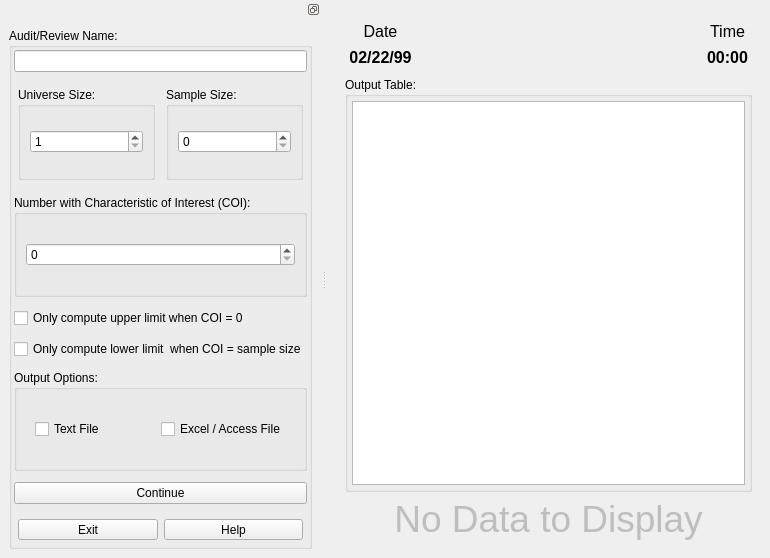
Old version of the form products/RAT-STATS/rstats_modules/unrestricted_attribute_appraisal/src/UIRStatsUAA.ui in the repository cbtek/RStats2017.
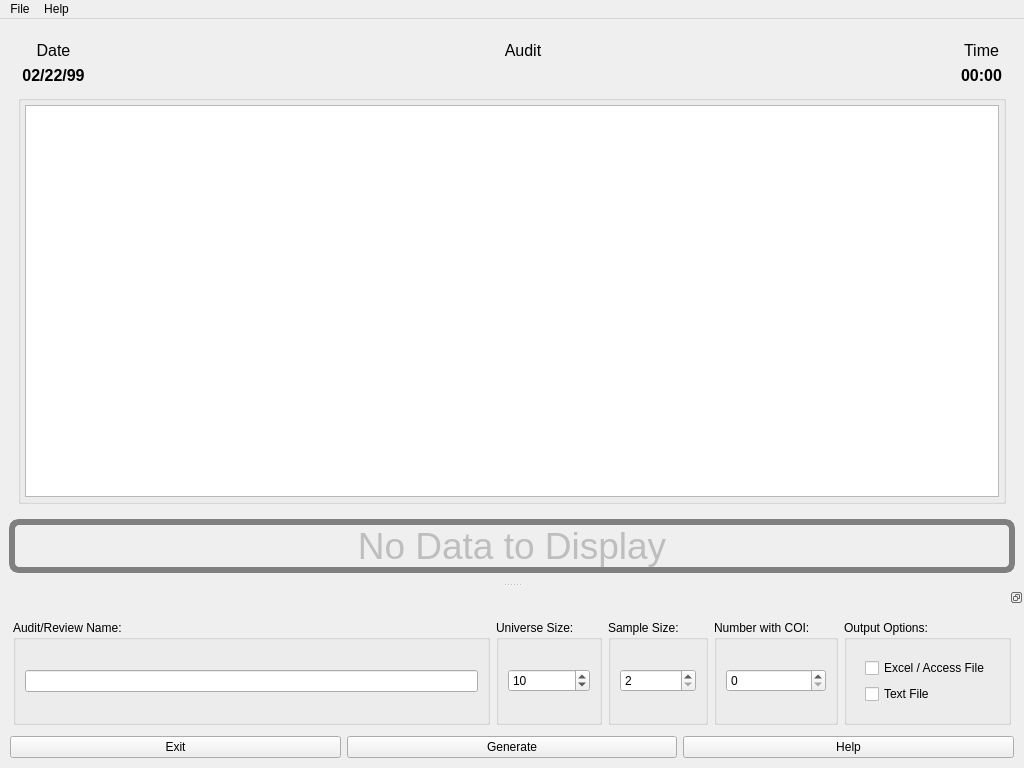
New version of the form.

Commit message: Removed accidental project space pollution with cmake generated files Updated RStatsUAA project with new UI features and complete algorithm Updated utility functions with new Bankers Rounding algorithm class for VB simulation Updated RStatsWorksheet to generate evenly spaced output strings

```diff
--- a/products/RAT-STATS/rstats_modules/unrestricted_attribute_appraisal/src/UIRStatsUAA.ui
+++ b/products/RAT-STATS/rstats_modules/unrestricted_attribute_appraisal/src/UIRStatsUAA.ui
@@ -6,8 +6,8 @@
    <rect>
     <x>0</x>
     <y>0</y>
-    <width>770</width>
-    <height>558</height>
+    <width>1024</width>
+    <height>768</height>
    </rect>
   </property>
   <property name="windowTitle">
@@ -17,13 +17,9 @@
    <property name="windowTitle">
     <string>UIRStatsUAA</string>
    </property>
-   <layout class="QVBoxLayout" name="verticalLayout_8">
+   <layout class="QVBoxLayout" name="verticalLayout_5">
     <item>
-     <widget class="QSplitter" name="splitter">
-      <property name="orientation">
-       <enum>Qt::Vertical</enum>
-      </property>
-      <widget class="QFrame" name="verticalFrame_4">
+     <widget class="QFrame" name="m_frmOutput">
        <layout class="QVBoxLayout" name="verticalLayout_2">
         <item>
          <widget class="QFrame" name="m_frmTimeDate">
@@ -43,18 +39,20 @@
            <property name="bottomMargin">
             <number>4</number>
            </property>
-           <item row="1" column="2">
-            <spacer name="horizontalSpacer">
-             <property name="orientation">
-              <enum>Qt::Horizontal</enum>
-             </property>
-             <property name="sizeHint" stdset="0">
-              <size>
-               <width>40</width>
-               <height>20</height>
-              </size>
-             </property>
-            </spacer>
+          <item row="0" column="2">
+           <widget class="QLabel" name="label">
+            <property name="font">
+             <font>
+              <pointsize>12</pointsize>
+             </font>
+            </property>
+            <property name="text">
+             <string>Audit</string>
+            </property>
+            <property name="alignment">
+             <set>Qt::AlignCenter</set>
+            </property>
+           </widget>
            </item>
            <item row="1" column="4">
             <widget class="QLabel" name="m_lblTime">
@@ -121,13 +119,36 @@
              </property>
             </widget>
            </item>
+          <item row="1" column="2">
+           <widget class="QLabel" name="m_lblAudit">
+            <property name="sizePolicy">
+             <sizepolicy hsizetype="Expanding" vsizetype="Preferred">
+              <horstretch>0</horstretch>
+              <verstretch>0</verstretch>
+             </sizepolicy>
+            </property>
+            <property name="font">
+             <font>
+              <pointsize>12</pointsize>
+              <weight>75</weight>
+              <bold>true</bold>
+             </font>
+            </property>
+            <property name="text">
+             <string/>
+            </property>
+            <property name="alignment">
+             <set>Qt::AlignCenter</set>
+            </property>
+           </widget>
+          </item>
           </layout>
          </widget>
         </item>
         <item>
          <widget class="QGroupBox" name="verticalGroupBox_2">
           <property name="title">
-           <string>Output Table:</string>
+          <string/>
           </property>
           <layout class="QVBoxLayout" name="verticalLayout_7">
            <property name="leftMargin">
@@ -158,6 +179,9 @@
           </layout>
          </widget>
         </item>
+      </layout>
+     </widget>
+    </item>
         <item>
          <widget class="QLabel" name="m_lblNoData">
           <property name="enabled">
@@ -168,6 +192,13 @@
             <pointsize>28</pointsize>
            </font>
           </property>
+      <property name="styleSheet">
+       <string notr="true">QLabel
+{
+	border:6px solid gray;
+	border-radius:10px;
+}</string>
+      </property>
           <property name="text">
            <string>No Data to Display</string>
           </property>
@@ -178,21 +209,35 @@
         </item>
        </layout>
       </widget>
-     </widget>
-    </item>
-   </layout>
-  </widget>
   <widget class="QDockWidget" name="dockWidget">
    <property name="features">
     <set>QDockWidget::DockWidgetFloatable|QDockWidget::DockWidgetMovable</set>
    </property>
+   <property name="allowedAreas">
+    <set>Qt::BottomDockWidgetArea|Qt::TopDockWidgetArea</set>
+   </property>
+   <property name="windowTitle">
+    <string/>
+   </property>
    <attribute name="dockWidgetArea">
-    <number>1</number>
+    <number>8</number>
    </attribute>
    <widget class="QWidget" name="dockWidgetContents">
-    <layout class="QVBoxLayout" name="verticalLayout_3">
+    <layout class="QVBoxLayout" name="verticalLayout_8">
      <item>
-      <layout class="QVBoxLayout" name="verticalLayout_5">
+      <layout class="QHBoxLayout" name="horizontalLayout_3">
+       <property name="leftMargin">
+        <number>4</number>
+       </property>
+       <property name="topMargin">
+        <number>4</number>
+       </property>
+       <property name="rightMargin">
+        <number>4</number>
+       </property>
+       <property name="bottomMargin">
+        <number>4</number>
+       </property>
        <item>
         <widget class="QGroupBox" name="gridGroupBox_2">
          <property name="title">
@@ -200,16 +245,16 @@
          </property>
          <layout class="QGridLayout" name="gridLayout_2">
           <property name="leftMargin">
-           <number>2</number>
+           <number>9</number>
           </property>
           <property name="topMargin">
-           <number>2</number>
+           <number>9</number>
           </property>
           <property name="rightMargin">
-           <number>2</number>
+           <number>9</number>
           </property>
           <property name="bottomMargin">
-           <number>2</number>
+           <number>9</number>
           </property>
           <property name="spacing">
            <number>11</number>
@@ -221,144 +266,9 @@
             </property>
            </widget>
           </item>
-          <item row="6" column="0">
-           <widget class="QCheckBox" name="m_chkOCSample">
-            <property name="text">
-             <string>Only compute lower limit  when COI = sample size</string>
-            </property>
-           </widget>
-          </item>
-          <item row="8" column="0">
-           <widget class="QPushButton" name="m_btnContinue">
-            <property name="text">
-             <string>Continue</string>
-            </property>
-           </widget>
-          </item>
-          <item row="9" column="0">
-           <widget class="QWidget" name="widget" native="true">
-            <property name="sizePolicy">
-             <sizepolicy hsizetype="Preferred" vsizetype="Fixed">
-              <horstretch>0</horstretch>
-              <verstretch>0</verstretch>
-             </sizepolicy>
-            </property>
-            <layout class="QHBoxLayout" name="horizontalLayout">
-             <property name="leftMargin">
-              <number>4</number>
-             </property>
-             <property name="topMargin">
-              <number>4</number>
-             </property>
-             <property name="rightMargin">
-              <number>4</number>
-             </property>
-             <property name="bottomMargin">
-              <number>4</number>
-             </property>
-             <item>
-              <widget class="QToolButton" name="m_btnExit">
-               <property name="sizePolicy">
-                <sizepolicy hsizetype="Expanding" vsizetype="Fixed">
-                 <horstretch>0</horstretch>
-                 <verstretch>0</verstretch>
-                </sizepolicy>
-               </property>
-               <property name="text">
-                <string>Exit</string>
-               </property>
-               <property name="iconSize">
-                <size>
-                 <width>32</width>
-                 <height>32</height>
-                </size>
-               </property>
-               <property name="toolButtonStyle">
-                <enum>Qt::ToolButtonTextUnderIcon</enum>
-               </property>
-              </widget>
-             </item>
-             <item>
-              <widget class="QToolButton" name="m_btnHelp">
-               <property name="sizePolicy">
-                <sizepolicy hsizetype="Expanding" vsizetype="Fixed">
-                 <horstretch>0</horstretch>
-                 <verstretch>0</verstretch>
-                </sizepolicy>
-               </property>
-               <property name="text">
-                <string>Help</string>
-               </property>
-               <property name="iconSize">
-                <size>
-                 <width>32</width>
-                 <height>32</height>
-                </size>
-               </property>
-               <property name="toolButtonStyle">
-                <enum>Qt::ToolButtonTextUnderIcon</enum>
-               </property>
-              </widget>
-             </item>
             </layout>
            </widget>
           </item>
-          <item row="5" column="0">
-           <widget class="QCheckBox" name="m_chkOC0">
-            <property name="text">
-             <string>Only compute upper limit when COI = 0</string>
-            </property>
-           </widget>
-          </item>
-          <item row="7" column="0">
-           <widget class="QGroupBox" name="verticalGroupBox_4">
-            <property name="title">
-             <string>Output Options:</string>
-            </property>
-            <layout class="QVBoxLayout" name="verticalLayout_4">
-             <item>
-              <widget class="QFrame" name="frame">
-               <property name="sizePolicy">
-                <sizepolicy hsizetype="Preferred" vsizetype="Fixed">
-                 <horstretch>0</horstretch>
-                 <verstretch>0</verstretch>
-                </sizepolicy>
-               </property>
-               <layout class="QGridLayout" name="gridLayout_4">
-                <item row="0" column="0">
-                 <widget class="QCheckBox" name="m_chkTextOutput">
-                  <property name="text">
-                   <string>Text File</string>
-                  </property>
-                 </widget>
-                </item>
-                <item row="0" column="1">
-                 <widget class="QCheckBox" name="m_chkExcelAccessOutput">
-                  <property name="text">
-                   <string>Excel / Access File</string>
-                  </property>
-                 </widget>
-                </item>
-               </layout>
-              </widget>
-             </item>
-            </layout>
-           </widget>
-          </item>
-          <item row="1" column="0">
-           <layout class="QHBoxLayout" name="horizontalLayout_2">
-            <property name="leftMargin">
-             <number>4</number>
-            </property>
-            <property name="topMargin">
-             <number>4</number>
-            </property>
-            <property name="rightMargin">
-             <number>4</number>
-            </property>
-            <property name="bottomMargin">
-             <number>4</number>
-            </property>
             <item>
              <widget class="QGroupBox" name="verticalGroupBox">
               <property name="title">
@@ -380,7 +290,10 @@
                   <number>1</number>
                  </property>
                  <property name="maximum">
-                  <number>125</number>
+             <number>2147483646</number>
+            </property>
+            <property name="value">
+             <number>10</number>
                  </property>
                 </widget>
                </item>
@@ -406,34 +319,214 @@
                 <number>9</number>
                </property>
                <item>
-                <widget class="QSpinBox" name="m_spnSampleSize"/>
+           <widget class="QSpinBox" name="m_spnSampleSize">
+            <property name="minimum">
+             <number>2</number>
+            </property>
+            <property name="maximum">
+             <number>2147483646</number>
+            </property>
+           </widget>
                </item>
               </layout>
              </widget>
             </item>
-           </layout>
-          </item>
-          <item row="2" column="0">
+       <item>
            <widget class="QGroupBox" name="verticalGroupBox_5">
             <property name="title">
-             <string>Number with Characteristic of Interest (COI):</string>
+          <string>Number with COI:</string>
             </property>
             <layout class="QGridLayout" name="gridLayout">
              <item row="0" column="0">
-              <widget class="QSpinBox" name="m_spnCOI"/>
+           <widget class="QSpinBox" name="m_spnCOI">
+            <property name="maximum">
+             <number>2147483647</number>
+            </property>
+           </widget>
              </item>
             </layout>
            </widget>
           </item>
+       <item>
+        <widget class="QGroupBox" name="verticalGroupBox_4">
+         <property name="title">
+          <string>Output Options:</string>
+         </property>
+         <layout class="QVBoxLayout" name="verticalLayout_4">
+          <item>
+           <widget class="QFrame" name="frame">
+            <property name="sizePolicy">
+             <sizepolicy hsizetype="Preferred" vsizetype="Fixed">
+              <horstretch>0</horstretch>
+              <verstretch>0</verstretch>
+             </sizepolicy>
+            </property>
+            <layout class="QVBoxLayout" name="verticalLayout_3">
+             <item>
+              <widget class="QCheckBox" name="m_chkExcelAccessOutput">
+               <property name="text">
+                <string>Excel / Access File</string>
+               </property>
+              </widget>
+             </item>
+             <item>
+              <widget class="QCheckBox" name="m_chkTextOutput">
+               <property name="text">
+                <string>Text File</string>
+               </property>
+              </widget>
+             </item>
          </layout>
         </widget>
        </item>
       </layout>
-     </item>
-    </layout>
-   </widget>
-  </widget>
- </widget>
+        </widget>
+       </item>
+      </layout>
+     </item>
+     <item>
+      <widget class="QWidget" name="widget" native="true">
+       <property name="sizePolicy">
+        <sizepolicy hsizetype="Preferred" vsizetype="Fixed">
+         <horstretch>0</horstretch>
+         <verstretch>0</verstretch>
+        </sizepolicy>
+       </property>
+       <layout class="QHBoxLayout" name="horizontalLayout">
+        <property name="leftMargin">
+         <number>1</number>
+        </property>
+        <property name="topMargin">
+         <number>1</number>
+        </property>
+        <property name="rightMargin">
+         <number>1</number>
+        </property>
+        <property name="bottomMargin">
+         <number>1</number>
+        </property>
+        <item>
+         <widget class="QPushButton" name="m_btnExit">
+          <property name="sizePolicy">
+           <sizepolicy hsizetype="Expanding" vsizetype="Fixed">
+            <horstretch>0</horstretch>
+            <verstretch>0</verstretch>
+           </sizepolicy>
+          </property>
+          <property name="text">
+           <string>Exit</string>
+          </property>
+          <property name="iconSize">
+           <size>
+            <width>16</width>
+            <height>16</height>
+           </size>
+          </property>
+         </widget>
+        </item>
+        <item>
+         <widget class="QPushButton" name="m_btnContinue">
+          <property name="sizePolicy">
+           <sizepolicy hsizetype="Expanding" vsizetype="Fixed">
+            <horstretch>0</horstretch>
+            <verstretch>0</verstretch>
+           </sizepolicy>
+          </property>
+          <property name="text">
+           <string>Generate</string>
+          </property>
+          <property name="iconSize">
+           <size>
+            <width>16</width>
+            <height>16</height>
+           </size>
+          </property>
+         </widget>
+        </item>
+        <item>
+         <widget class="QPushButton" name="m_btnHelp">
+          <property name="sizePolicy">
+           <sizepolicy hsizetype="Expanding" vsizetype="Fixed">
+            <horstretch>0</horstretch>
+            <verstretch>0</verstretch>
+           </sizepolicy>
+          </property>
+          <property name="text">
+           <string>Help</string>
+          </property>
+          <property name="iconSize">
+           <size>
+            <width>16</width>
+            <height>16</height>
+           </size>
+          </property>
+         </widget>
+        </item>
+       </layout>
+      </widget>
+     </item>
+    </layout>
+   </widget>
+  </widget>
+  <widget class="QMenuBar" name="menuBar">
+   <property name="geometry">
+    <rect>
+     <x>0</x>
+     <y>0</y>
+     <width>1024</width>
+     <height>20</height>
+    </rect>
+   </property>
+   <widget class="QMenu" name="menuFile">
+    <property name="title">
+     <string>File</string>
+    </property>
+    <addaction name="separator"/>
+    <addaction name="actionRecentlyUsed"/>
+    <addaction name="actionExit"/>
+   </widget>
+   <widget class="QMenu" name="menuHelp">
+    <property name="title">
+     <string>Help</string>
+    </property>
+    <addaction name="actionHelp_Topics"/>
+    <addaction name="actionAbout"/>
+   </widget>
+   <addaction name="menuFile"/>
+   <addaction name="menuHelp"/>
+  </widget>
+  <action name="actionRecentlyUsed">
+   <property name="text">
+    <string>Recently Used</string>
+   </property>
+  </action>
+  <action name="actionExit">
+   <property name="text">
+    <string>Exit</string>
+   </property>
+  </action>
+  <action name="actionHelp_Topics">
+   <property name="text">
+    <string>Help Topics</string>
+   </property>
+  </action>
+  <action name="actionAbout">
+   <property name="text">
+    <string>About</string>
+   </property>
+  </action>
+ </widget>
+ <tabstops>
+  <tabstop>m_txtAuditName</tabstop>
+  <tabstop>m_btnExit</tabstop>
+  <tabstop>m_btnHelp</tabstop>
+  <tabstop>m_chkTextOutput</tabstop>
+  <tabstop>m_spnUniverseSize</tabstop>
+  <tabstop>m_spnSampleSize</tabstop>
+  <tabstop>m_tblOutput</tabstop>
+  <tabstop>m_chkExcelAccessOutput</tabstop>
+  <tabstop>m_spnCOI</tabstop>
+ </tabstops>
  <resources/>
  <connections/>
 </ui>
```
Left out of the diff: 6 changed lines with no effect on the pictures. Lines whose indentation alone changed are shown as unchanged. The commit also changes 29 other files.
